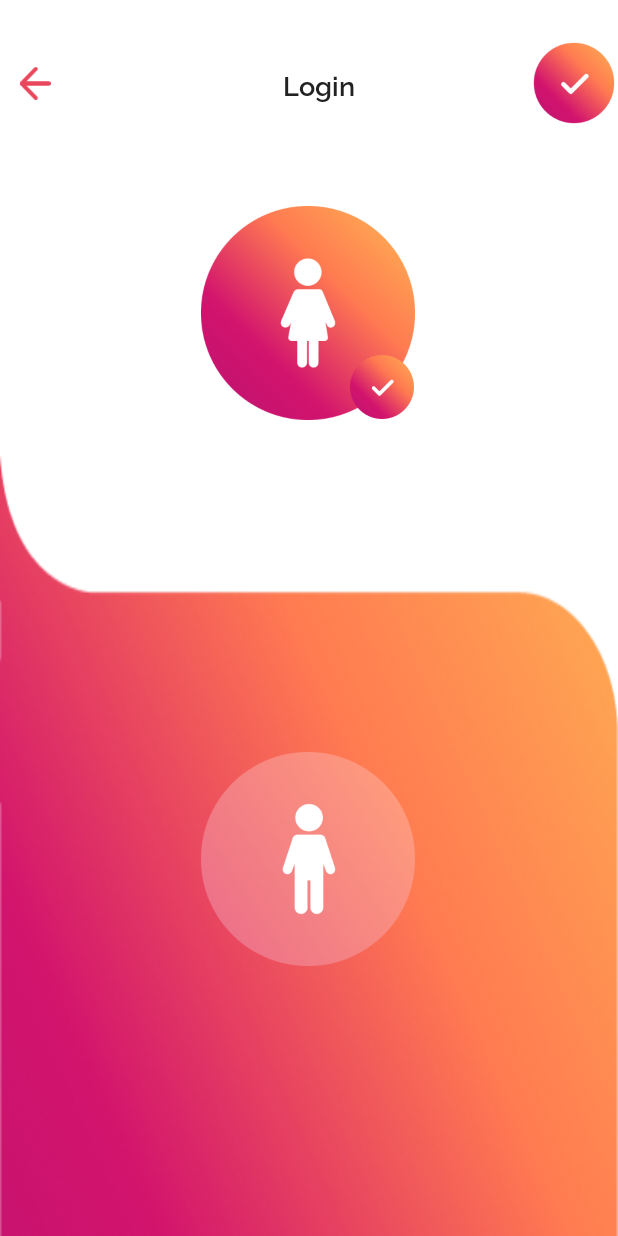
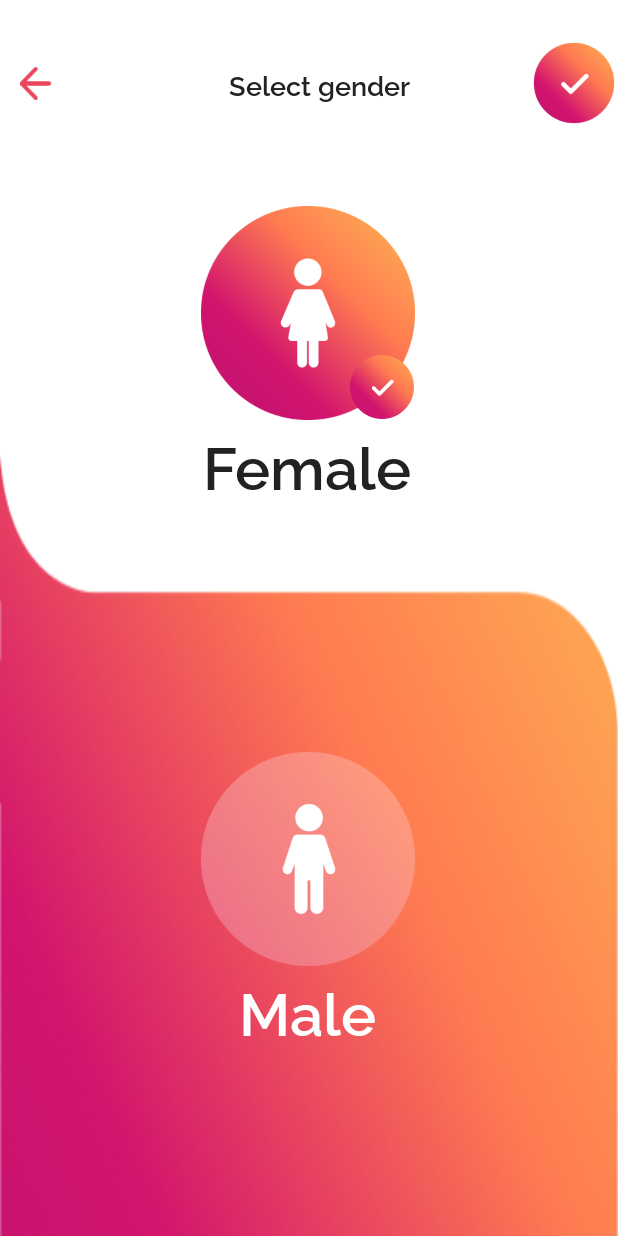
Before and after one commit to ThanhTanPM2000/QuickDate, an Android app: the SelectGenderAct screen opened directly, with no data from a screen before it, on a phone screen of 412 x 824 dp. Run offline under Robolectric (Android 15) with nearby library versions, the phone set to English and light mode, and no system bars; our stand-ins replace Firebase (no records; nobody signed in at launch, a user with empty details on screens opened directly), sdp/ssp sizes; libraries missing offline, so code that uses them is left out: com.thekhaeng.pushdownanim; 3 statements that could not run were skipped.

Commit message:
finish select gender layout and finish chooseGender function

```diff
--- a/app/src/main/java/com/example/quickdate/SelectGenderAct.java
+++ b/app/src/main/java/com/example/quickdate/SelectGenderAct.java
@@ -1,14 +1,73 @@
 package com.example.quickdate;
 
 import androidx.appcompat.app.AppCompatActivity;
+import androidx.constraintlayout.widget.ConstraintLayout;
+;
+import android.content.Intent;
+import android.os.Bundle;
+import android.view.View;
+import android.widget.ImageView;
+import com.example.quickdate.action.deleteUser;
 
-import android.os.Bundle;
+import com.google.firebase.auth.FirebaseAuth;
+import com.thekhaeng.pushdownanim.PushDownAnim;
 
 public class SelectGenderAct extends AppCompatActivity {
+
+    ConstraintLayout ctl_male, ctl_female;
+    ImageView iv_backAct, iv_isCheckedFemale, iv_isCheckedMale;
+    FirebaseAuth firebaseAuth;
 
     @Override
     protected void onCreate(Bundle savedInstanceState) {
         super.onCreate(savedInstanceState);
         setContentView(R.layout.activity_select_gender);
+
+        initialization();
+        doFunctionInAct();
+    }
+
+    private void initialization(){
+        ctl_female = (ConstraintLayout) findViewById(R.id.ctl_chooseFemale_selectGenderAct);
+        ctl_male = (ConstraintLayout) findViewById(R.id.ctl_chooseMale_selectGenderAct);
+        iv_backAct = (ImageView) findViewById(R.id.iv_backAct_selectGenderAct);
+        iv_isCheckedFemale = (ImageView) findViewById(R.id.iv_isCheckedFemale_selectGenderAct);
+        iv_isCheckedMale = (ImageView) findViewById(R.id.iv_isCheckedMale_selectGenderAct);
+
+        firebaseAuth = FirebaseAuth.getInstance();
+    }
+
+    private void doFunctionInAct(){
+        chooseGender();
+        callBackAct();
+    }
+
+    private void chooseGender(){
+        PushDownAnim.setPushDownAnimTo(ctl_female).setOnClickListener(new View.OnClickListener() {
+            @Override
+            public void onClick(View v) {
+                iv_isCheckedFemale.setVisibility(View.VISIBLE);
+                iv_isCheckedMale.setVisibility(View.GONE);
+            }
+        });
+
+        PushDownAnim.setPushDownAnimTo(ctl_male).setOnClickListener(new View.OnClickListener() {
+            @Override
+            public void onClick(View v) {
+                iv_isCheckedFemale.setVisibility(View.GONE);
+                iv_isCheckedMale.setVisibility(View.VISIBLE);
+            }
+        });
+    }
+
+    private void callBackAct(){
+        PushDownAnim.setPushDownAnimTo(iv_backAct).setOnClickListener(new View.OnClickListener() {
+            @Override
+            public void onClick(View v) {
+                new deleteUser(firebaseAuth.getCurrentUser());
+                startActivity(new Intent(getApplicationContext(), SignUpAct.class));
+                finish();
+            }
+        });
     }
 }
--- a/app/src/main/java/com/example/quickdate/SignUpAct.java
+++ b/app/src/main/java/com/example/quickdate/SignUpAct.java
@@ -108,7 +108,7 @@ public class SignUpAct extends AppCompatActivity {
                                             public void onComplete(@NonNull Task<Void> task) {
                                                 if(task.isSuccessful()){
                                                     Toast.makeText(getApplicationContext(), "Register Successfully", Toast.LENGTH_SHORT).show();
-                                                    startActivity(new Intent(getBaseContext(), LoginAct.class));
+                                                    startActivity(new Intent(getApplicationContext(), SelectGenderAct.class));
                                                     finish();
                                                 }
                                             }
--- /dev/null
+++ b/app/src/main/java/com/example/quickdate/action/deleteUser.java
@@ -0,0 +1,15 @@
+package com.example.quickdate.action;
+
+import androidx.annotation.NonNull;
+
+import com.google.firebase.auth.FirebaseAuth;
+import com.google.firebase.auth.FirebaseUser;
+
+public class deleteUser {
+    private FirebaseUser firebaseUser;
+
+    public deleteUser(FirebaseUser firebaseUser){
+        this.firebaseUser = firebaseUser;
+        firebaseUser.delete();
+    }
+}
--- a/app/src/main/res/layout/activity_select_gender.xml
+++ b/app/src/main/res/layout/activity_select_gender.xml
@@ -31,7 +31,7 @@
             android:layout_width="wrap_content"
             android:layout_height="wrap_content"
             android:fontFamily="@font/raleway_semibold"
-            android:text="@string/login"
+            android:text="Select gender"
             android:textColor="?attr/textColor"
             android:textSize="@dimen/_14ssp"
             app:layout_constraintBottom_toBottomOf="parent"
@@ -63,19 +63,25 @@
         app:layout_constraintTop_toTopOf="parent"
         app:layout_constraintVertical_bias="0.263" >
 
-        <androidx.constraintlayout.widget.ConstraintLayout
-            android:id="@+id/ctl_chooseMale"
-            android:layout_width="@dimen/_112sdp"
-            android:layout_height="@dimen/_112sdp"
+        <LinearLayout
+            android:layout_width="wrap_content"
+            android:layout_height="wrap_content"
             android:layout_marginTop="220dp"
-            android:background="@drawable/img_male"
+            android:orientation="vertical"
+            android:gravity="center_horizontal"
             app:layout_constraintEnd_toEndOf="parent"
             app:layout_constraintHorizontal_bias="0.498"
             app:layout_constraintStart_toStartOf="parent"
             app:layout_constraintTop_toTopOf="parent">
 
+            <androidx.constraintlayout.widget.ConstraintLayout
+                android:id="@+id/ctl_chooseMale_selectGenderAct"
+                android:layout_width="@dimen/_112sdp"
+                android:layout_height="@dimen/_112sdp"
+                android:background="@drawable/img_male">
+
                 <ImageView
-                android:id="@+id/isCheckedMale"
+                    android:id="@+id/iv_isCheckedMale_selectGenderAct"
                     android:layout_width="@dimen/_36sdp"
                     android:layout_height="@dimen/_36sdp"
                     android:visibility="invisible"
@@ -84,26 +90,54 @@
                     app:layout_constraintEnd_toEndOf="parent" />
             </androidx.constraintlayout.widget.ConstraintLayout>
 
+            <TextView
+                android:layout_width="wrap_content"
+                android:layout_height="wrap_content"
+                android:text="Male"
+                android:textSize="@dimen/_30ssp"
+                android:textColor="@color/white"
+                android:fontFamily="@font/raleway_semibold"/>
+
+        </LinearLayout>
+
+
     </androidx.constraintlayout.widget.ConstraintLayout>
 
-    <androidx.constraintlayout.widget.ConstraintLayout
-        android:id="@+id/ctl_chooseFemale"
-        android:layout_width="@dimen/_112sdp"
-        android:layout_height="@dimen/_112sdp"
+    <LinearLayout
+        android:layout_width="wrap_content"
+        android:layout_height="wrap_content"
+        app:layout_constraintEnd_toEndOf="parent"
+        android:orientation="vertical"
         android:layout_marginTop="136dp"
-        android:background="@drawable/img_female"
-        app:layout_constraintEnd_toEndOf="parent"
+        android:gravity="center_horizontal"
         app:layout_constraintHorizontal_bias="0.498"
         app:layout_constraintStart_toStartOf="parent"
         app:layout_constraintTop_toTopOf="parent">
 
+        <androidx.constraintlayout.widget.ConstraintLayout
+            android:id="@+id/ctl_chooseFemale_selectGenderAct"
+            android:layout_width="@dimen/_112sdp"
+            android:layout_height="@dimen/_112sdp"
+            android:background="@drawable/img_female">
+
             <ImageView
-            android:id="@+id/isCheckedFemale"
+                android:id="@+id/iv_isCheckedFemale_selectGenderAct"
                 android:layout_width="@dimen/_36sdp"
                 android:layout_height="@dimen/_36sdp"
                 android:background="@drawable/img_btn2_submit"
                 app:layout_constraintBottom_toBottomOf="parent"
                 app:layout_constraintEnd_toEndOf="parent" />
+
         </androidx.constraintlayout.widget.ConstraintLayout>
 
+        <TextView
+            android:layout_width="wrap_content"
+            android:layout_height="wrap_content"
+            android:text="Female"
+            android:textSize="@dimen/_30ssp"
+            android:textColor="?attr/textColor"
+            android:fontFamily="@font/raleway_semibold"/>
+
+    </LinearLayout>
+
 </androidx.constraintlayout.widget.ConstraintLayout>
```
Lines whose indentation alone changed are shown as unchanged.
